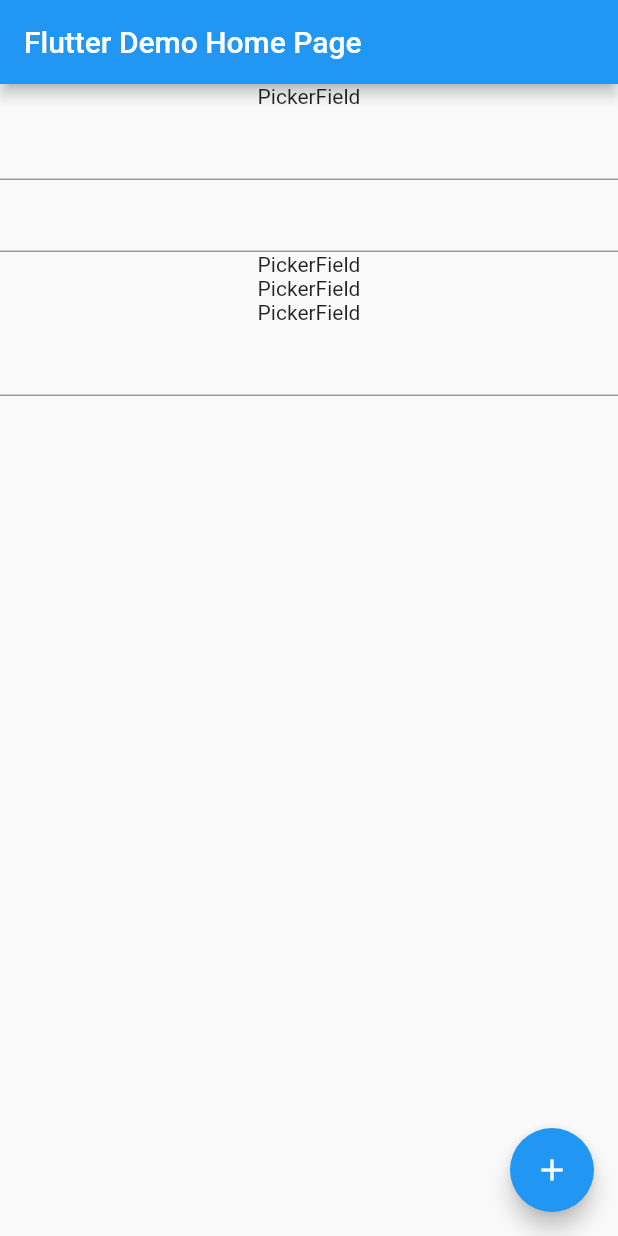
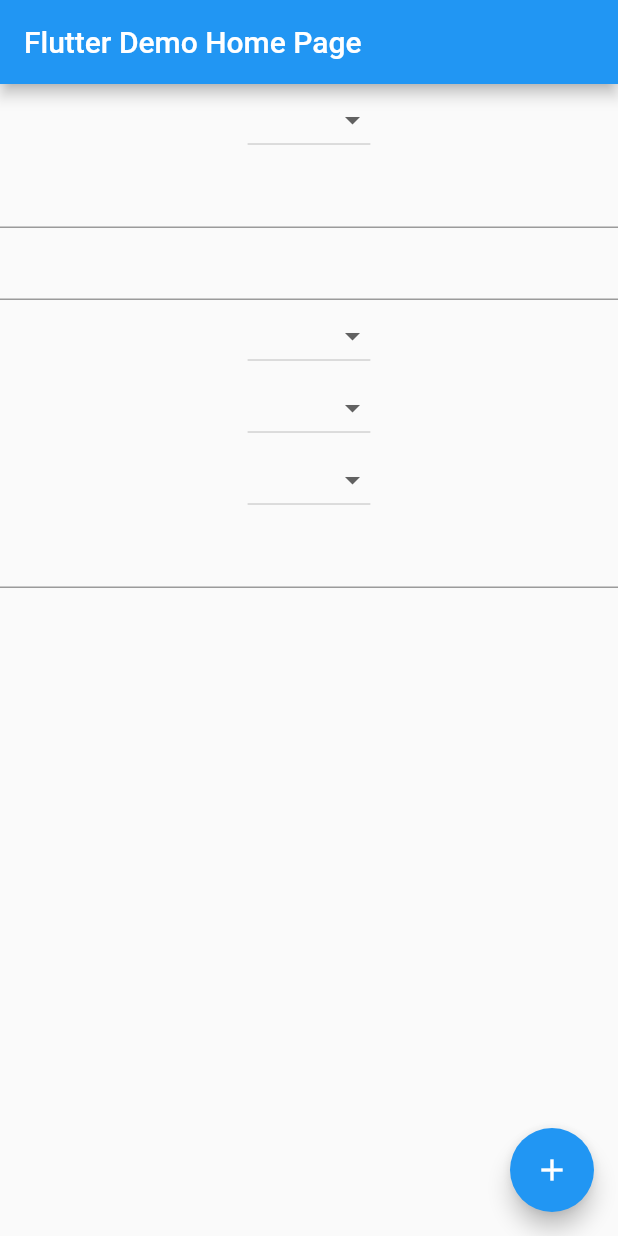
Before and after one commit to team-noob-noob/flucker_alpha, a Flutter app: the screen it shows after launch, after a tap on the "add" icon, on a phone screen of 412 x 824 dp. Run offline on Flutter 3.47's test engine with Material 2 defaults, Android fonts, the phone set to English and light mode, and no system bars.

Commit message:
feat: use DefaultDropdownButton

```diff
--- a/lib/flucker/parsing.dart
+++ b/lib/flucker/parsing.dart
@@ -1,10 +1,12 @@
 import 'dart:convert';
 
 import 'package:flutter/material.dart';
-import 'package:flutter/widgets.dart';
+import 'package:hello_world/flucker/default_dropdown_button.dart';
 
 import 'base.dart';
 import 'fields.dart';
+
+// TODO: add checking that all fields has unique names
 
 List<FieldBase> mapFormJsonToFieldBase(String formJson) =>
     [ for(var x in jsonDecode(formJson)) FieldBase.fromJson(x)];
@@ -65,7 +67,7 @@ List<Widget> mapBaseFieldToWidgets(List<BaseField> fields) {
     if (field is StringField) {
       widgets.add(const TextField());
     } else if (field is PickerField) {
-      widgets.add(const Text('PickerField'));
+      widgets.add(const DefaultDropdownButton(items: ["testing", "testing1"]));
     } else if (field is NumberField) {
       widgets.add(const TextField(keyboardType: TextInputType.numberWithOptions(),));
     }
```
